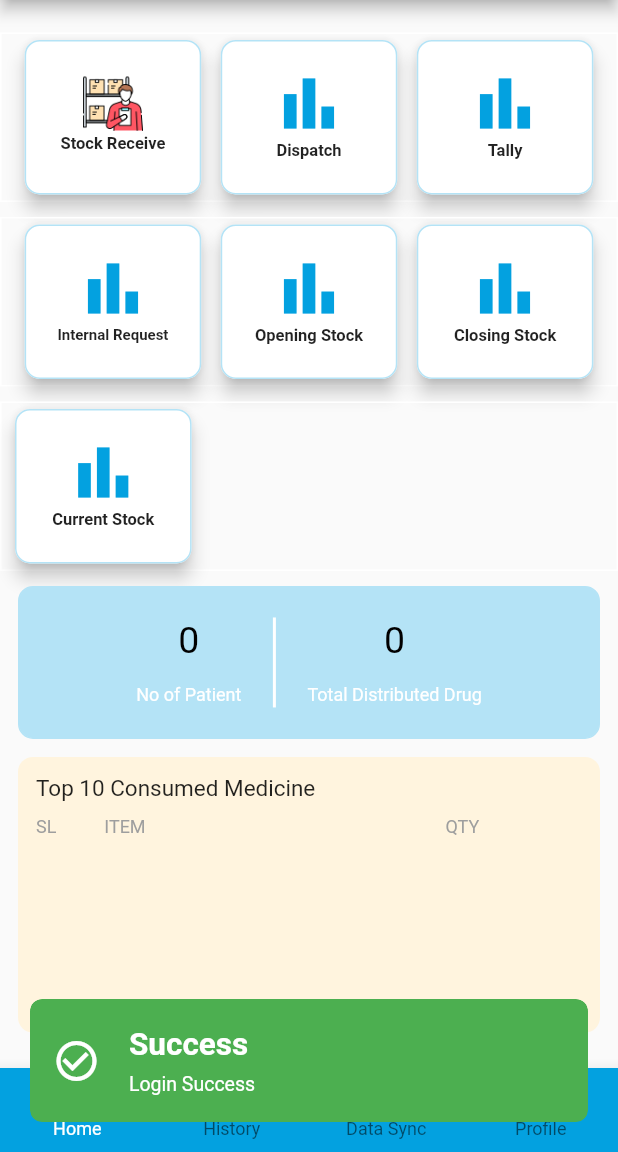
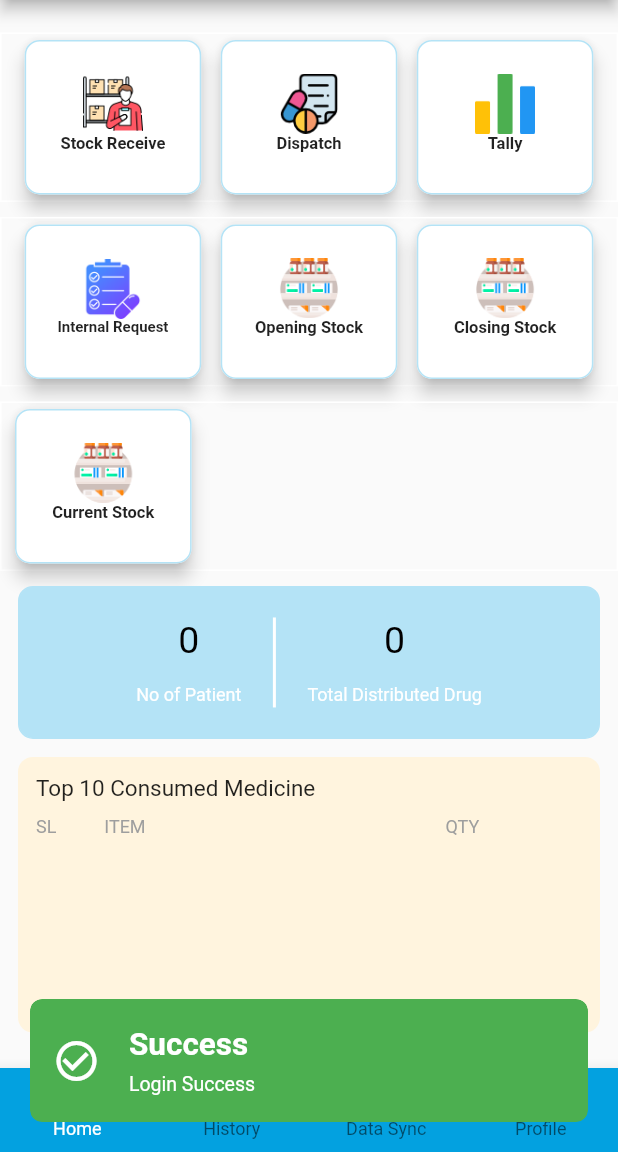
Before and after one commit to shahkutub/unhcr_pms_app_flutte_update, a Flutter app: the screen it shows after launch, after a tap on "Login", on a phone screen of 412 x 824 dp, the part 84-1236 px from its top. Run offline on Flutter 3.47's test engine with Material 2 defaults, Android fonts, the phone set to English and light mode, and no system bars; our stand-ins replace connectivity_plus, dropdown_search, fl_chart, flutter_spinkit, flutter_svg, fluttertoast and 8 more; missing offline and left inert: connectivity_plus_web, geolocator_web, image_picker_for_web, network_info_plus_web, sticky_grouped_list, syncfusion_flutter_pdfviewer_web; accounts and stored records are empty; network calls fail; statements that could not run were skipped.

Commit message:
current stock

```diff
--- a/lib/app/database_helper/offline_database_helper.dart
+++ b/lib/app/database_helper/offline_database_helper.dart
@@ -54,6 +54,10 @@ class DatabaseHelper {
   static final internal_req_med_id = 'internal_req_med_id';
   static final internal_req_qty = 'internal_req_qty';
   static final internal_req_remark = 'internal_req_remark';
+
+
+  // table_opening_balance
+  static final table_opening_stock = 'table_opening_stock';
 
 
   // make this a singleton class
@@ -138,6 +142,21 @@ class DatabaseHelper {
 
 
     await db.execute('''
+          CREATE TABLE $table_opening_stock (
+            $columnId INTEGER PRIMARY KEY,
+            $drug_id TEXT,
+            $drug_name TEXT,
+            $drug_available_stock TEXT,
+            $drug_stock_consume TEXT,
+            $drug_stock_lose TEXT,
+            $date TEXT,
+            $drug_batch_no TEXT
+
+          )
+          ''');
+
+
+    await db.execute('''
           CREATE TABLE $table_internal_request (
             $columnId INTEGER PRIMARY KEY,
             $internal_req_date TEXT,
@@ -156,6 +175,26 @@ class DatabaseHelper {
 
     return await db.insert(
         table_drugs, row, conflictAlgorithm: ConflictAlgorithm.replace);
+  }
+
+  Future<List<Map<String, dynamic>>> queryAllDrugRows() async {
+    Database db = await instance.database;
+    return await db.query(table_drugs);
+  }
+
+
+
+  // insert drug
+  Future<int> insert_opening_stock(Map<String, dynamic> row) async {
+    Database db = await instance.database;
+
+    return await db.insert(
+        table_opening_stock, row, conflictAlgorithm: ConflictAlgorithm.replace);
+  }
+
+  Future<List<Map<String, dynamic>>> queryAllOpeningStock() async {
+    Database db = await instance.database;
+    return await db.query(table_opening_stock);
   }
 
   // column values will be used to update the row.
@@ -184,6 +223,12 @@ class DatabaseHelper {
     Database db = await instance.database;
     return await db.delete(table_drugs);
   }
+  Future<int> delete_opening_stock() async {
+    Database db = await instance.database;
+    return await db.delete(table_opening_stock);
+  }
+
+
 
   Future<int> deleteALlDispatch() async {
     Database db = await instance.database;
@@ -196,10 +241,7 @@ class DatabaseHelper {
   }
 
 
-  Future<List<Map<String, dynamic>>> queryAllDrugRows() async {
-    Database db = await instance.database;
-    return await db.query(table_drugs);
-  }
+
 
   Future<List<Map<String, dynamic>>> queryAllDispatchRows() async {
     Database db = await instance.database;
--- a/lib/app/modules/current_stock/current_stock_view.dart
+++ b/lib/app/modules/current_stock/current_stock_view.dart
@@ -125,9 +125,9 @@ class CurrentStockView extends GetView<CurrentStockController>{
                                     SizedBox(height: 5,),
                                     Text('Available Stock: '+data!.available_stock.toString(),style: TextStyle(fontSize: 12),),
                                     SizedBox(height: 5,),
-                                    Text('Stock Receive: '+data!.receive_stock.toString(),style: TextStyle(fontSize: 12),),
+                                    //Text('Stock Receive: '+data!.receive_stock.toString(),style: TextStyle(fontSize: 12),),
                                     SizedBox(height: 5,),
-                                    Text('Dispatch: '+data!.dispatch_stock.toString(),style: TextStyle(fontSize: 12),),
+                                   // Text('Dispatch: '+data!.dispatch_stock.toString(),style: TextStyle(fontSize: 12),),
 
                                     // Stack(
                                     //   children: [
--- a/lib/app/modules/login/controllers/after_login_controller.dart
+++ b/lib/app/modules/login/controllers/after_login_controller.dart
@@ -90,7 +90,8 @@ class after_login_controller extends GetxController{
     //AuthRepository().allProd();
 
     reloadData();
-    getMyCurrentStock();
+
+
     //get_current_stock();
 
     super.onInit();
@@ -136,8 +137,42 @@ class after_login_controller extends GetxController{
       drugList.add(drug_info);
     }
 
+
+    var now = new DateTime.now();
+    var formatter = new DateFormat('yyyy-MM-dd');
+    String todayDate = formatter.format(now);
+    print(todayDate);
+
+    String StockDate = 'no';
+    var openingStockList = await dbHelper.queryAllOpeningStock();
+    if(openingStockList.length > 0){
+      Map<String, dynamic> map = openingStockList[0];
+      StockDate = map[DatabaseHelper.date];
+    }
+
+    if(todayDate != StockDate){
+      await dbHelper.delete_opening_stock();
+      drugList.forEach((element) {
+        Map<String, dynamic> row = {
+          DatabaseHelper.date: todayDate,
+          DatabaseHelper.drug_id: element.drug_id,
+          DatabaseHelper.drug_name: element.drug_name,
+          DatabaseHelper.drug_batch_no: element.batch_no,
+          DatabaseHelper.drug_available_stock: element.available_stock,
+        };
+
+        dbHelper.insert_opening_stock(row);
+
+      });
+      var openingStockList = await dbHelper.queryAllOpeningStock();
+      print('openingStockList: '+openingStockList.length.toString());
+    }
+
+
     drugList.forEach((element) {
       totalConsumed.value = totalConsumed.value+int.parse(element.dispatch_stock.toString());
+
+
     });
 
     print("drugList: "+drugList.length.toString());
@@ -453,7 +488,7 @@ class after_login_controller extends GetxController{
 
   }
 
-  getMyCurrentStock() async {
+  getInitialStockApicall() async {
     //print("Calling API: $url");
 
     if(!await (Utils.checkConnection() as Future<bool>)){
@@ -484,7 +519,7 @@ class after_login_controller extends GetxController{
           druglistResonse.value = MedicineListResponse.fromJson(jsonResponse);
           if(druglistResonse.value.dispatch_items!.length == 0){
             //Get.back();
-            Get.showSnackbar(Ui.defaultSnackBar(message: 'No data found'));
+            Get.showSnackbar(Ui.defaultSnackBar(message: 'No Medicine found'));
           }else{
             currentStockSaveToDB();
           }
@@ -524,7 +559,7 @@ class after_login_controller extends GetxController{
 
 
 
-
+      reloadData();
   }
 
 
@@ -669,6 +704,9 @@ class after_login_controller extends GetxController{
     totalPatientCount.value = localdataSize.length;
     //update();
 
+    if(drugList.length == 0){
+      getInitialStockApicall();
+    }
   }
 
 }
--- a/lib/app/modules/login/views/after_login_home_view.dart
+++ b/lib/app/modules/login/views/after_login_home_view.dart
@@ -255,8 +255,15 @@ class AfterLoginHomeView extends GetView<after_login_controller> {
                                           crossAxisAlignment: CrossAxisAlignment.center,
                                           mainAxisAlignment: MainAxisAlignment.center,
                                           children: [
-                                            Icon(Icons.bar_chart_outlined,color: Color(0xff03A1E0),size: 50,),
-
+                                            //Icon(Icons.bar_chart_outlined,color: Color(0xff03A1E0),size: 50,),
+                                            Image(
+                                              height: 40,
+                                              width: 40,
+                                              image: AssetImage(
+                                                'assets/images/dispatch.png',
+                                                //'assets/images/logounhcr.png',
+                                              ),
+                                            ),
                                             Text(
                                               'Dispatch',
                                               style: TextStyle(fontSize: 11, fontWeight: FontWeight.bold),
@@ -300,8 +307,15 @@ class AfterLoginHomeView extends GetView<after_login_controller> {
                                           crossAxisAlignment: CrossAxisAlignment.center,
                                           mainAxisAlignment: MainAxisAlignment.center,
                                           children: [
-                                            Icon(Icons.bar_chart_outlined,color: Color(0xff03A1E0),size: 50,),
-
+                                            //Icon(Icons.bar_chart_outlined,color: Color(0xff03A1E0),size: 50,),
+                                            Image(
+                                              height: 40,
+                                              width: 40,
+                                              image: AssetImage(
+                                                'assets/images/tally.png',
+                                                //'assets/images/logounhcr.png',
+                                              ),
+                                            ),
                                             Text(
                                               'Tally',
                                               style: TextStyle(fontSize: 11, fontWeight: FontWeight.bold),
@@ -363,8 +377,16 @@ class AfterLoginHomeView extends GetView<after_login_controller> {
                                           crossAxisAlignment: CrossAxisAlignment.center,
                                           mainAxisAlignment: MainAxisAlignment.center,
                                           children: [
-                                            Icon(Icons.bar_chart_outlined,color: Color(0xff03A1E0),size: 50,),
+                                           // Icon(Icons.bar_chart_outlined,color: Color(0xff03A1E0),size: 50,),
 
+                                            Image(
+                                              height: 40,
+                                              width: 40,
+                                              image: AssetImage(
+                                                'assets/images/internal_request.png',
+                                                //'assets/images/logounhcr.png',
+                                              ),
+                                            ),
                                             Text(
                                               'Internal Request',
                                               style: TextStyle(fontSize: 10, fontWeight: FontWeight.bold),
@@ -419,8 +441,15 @@ class AfterLoginHomeView extends GetView<after_login_controller> {
                                           crossAxisAlignment: CrossAxisAlignment.center,
                                           mainAxisAlignment: MainAxisAlignment.center,
                                           children: [
-                                            Icon(Icons.bar_chart_outlined,color: Color(0xff03A1E0),size: 50,),
-
+                                            //Icon(Icons.bar_chart_outlined,color: Color(0xff03A1E0),size: 50,),
+                                            Image(
+                                              height: 40,
+                                              width: 40,
+                                              image: AssetImage(
+                                                'assets/images/opening_stock.png',
+                                                //'assets/images/logounhcr.png',
+                                              ),
+                                            ),
                                             Text(
                                               'Opening Stock',
                                               style: TextStyle(fontSize: 11, fontWeight: FontWeight.bold),
@@ -467,8 +496,15 @@ class AfterLoginHomeView extends GetView<after_login_controller> {
                                           crossAxisAlignment: CrossAxisAlignment.center,
                                           mainAxisAlignment: MainAxisAlignment.center,
                                           children: [
-                                            Icon(Icons.bar_chart_outlined,color: Color(0xff03A1E0),size: 50,),
-
+                                            //Icon(Icons.bar_chart_outlined,color: Color(0xff03A1E0),size: 50,),
+                                            Image(
+                                              height: 40,
+                                              width: 40,
+                                              image: AssetImage(
+                                                'assets/images/opening_stock.png',
+                                                //'assets/images/logounhcr.png',
+                                              ),
+                                            ),
                                             Text(
                                               'Closing Stock',
                                               style: TextStyle(fontSize: 11, fontWeight: FontWeight.bold),
@@ -533,8 +569,15 @@ class AfterLoginHomeView extends GetView<after_login_controller> {
                                           crossAxisAlignment: CrossAxisAlignment.center,
                                           mainAxisAlignment: MainAxisAlignment.center,
                                           children: [
-                                            Icon(Icons.bar_chart_outlined,color: Color(0xff03A1E0),size: 50,),
-
+                                            //Icon(Icons.bar_chart_outlined,color: Color(0xff03A1E0),size: 50,),
+                                            Image(
+                                              height: 40,
+                                              width: 40,
+                                              image: AssetImage(
+                                                'assets/images/opening_stock.png',
+                                                //'assets/images/logounhcr.png',
+                                              ),
+                                            ),
                                             Text(
                                               'Current Stock',
                                               style: TextStyle(fontSize: 11, fontWeight: FontWeight.bold),
--- a/pubspec.yaml
+++ b/pubspec.yaml
@@ -28,9 +28,9 @@ dependencies:
   uuid: ^3.0.6
   intl: ^0.17.0
   date_format: ^2.0.5
-  flutter_share: ^2.0.0
-  geolocator: ^7.7.1
-  geocoding: ^2.0.1
+  flutter_share: any
+  geolocator: any
+  geocoding: any
   loading_overlay: ^0.3.0
   fl_chart: ^0.50.1
   getwidget: ^2.0.4
```
Also changed, not shown: lib/app/modules/current_stock/current_stock_controller.dart (+35 -1 lines), assets/images/dispatch.png (added), assets/images/internal_request.png (added), assets/images/opening_stock.png (added), assets/images/tally.png (added), pubspec.lock, 14 other files.
